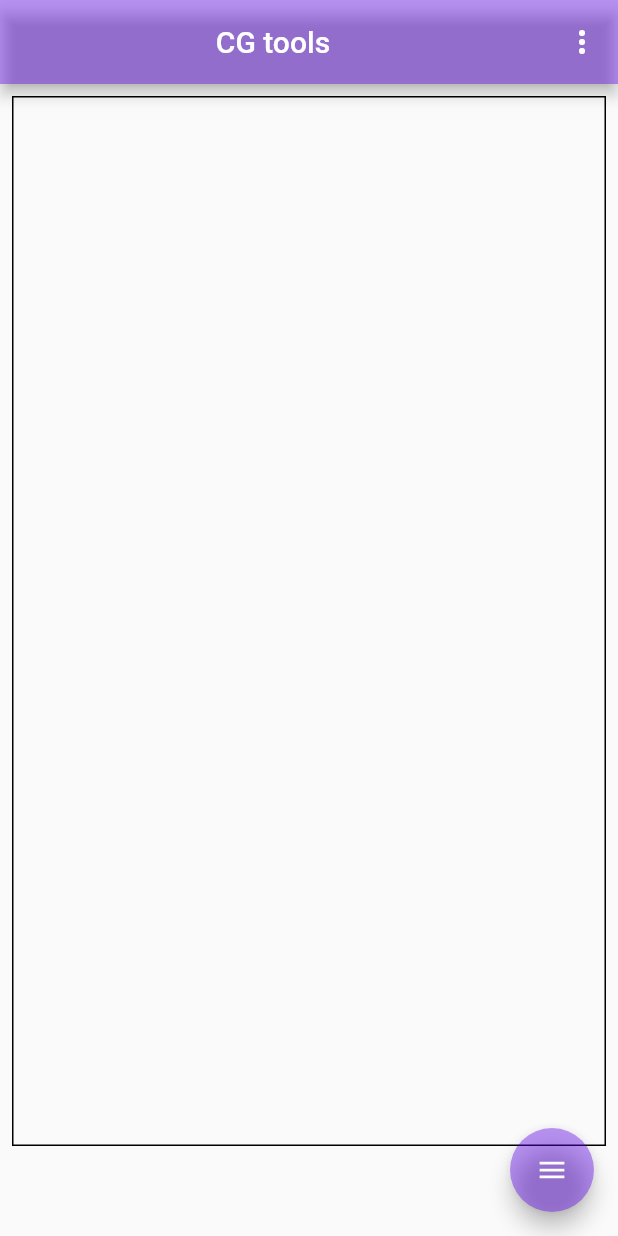
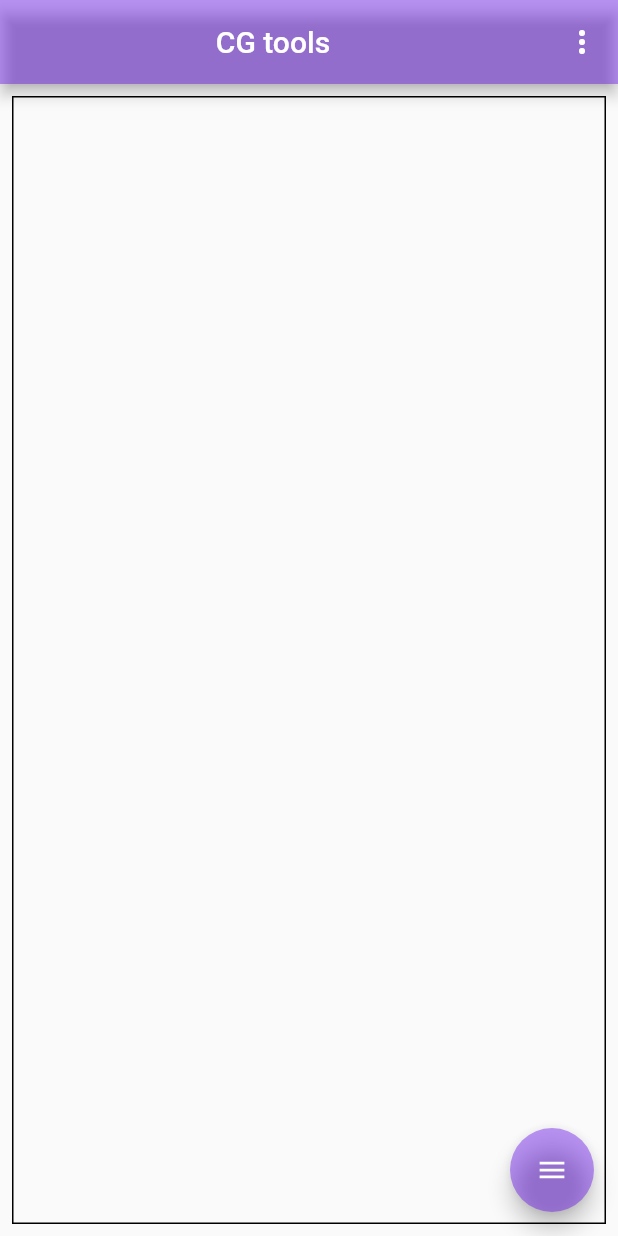
Before and after one commit to LFMP/CG_tools, a Flutter app: the screen it shows after launch, on a phone screen of 412 x 824 dp. Run offline on Flutter 3.47's test engine with Material 2 defaults, Android fonts, the light colour scheme and no system bars; drawn by our look-alikes of flutter_speed_dial; our stand-ins replace material_design_icons_flutter.

Commit message:
resize size to web

```diff
--- a/lib/pages/draw.dart
+++ b/lib/pages/draw.dart
@@ -106,8 +106,8 @@ class _DrawPageState extends State<DrawPage> {
         ],
       ),
       body: Container(
-        height: 700,
-        width: 400,
+        height: MediaQuery.of(context).size.height,
+        width: MediaQuery.of(context).size.width,
         margin: EdgeInsets.all(8.0),
         decoration: BoxDecoration(
           border: Border.all(
```
